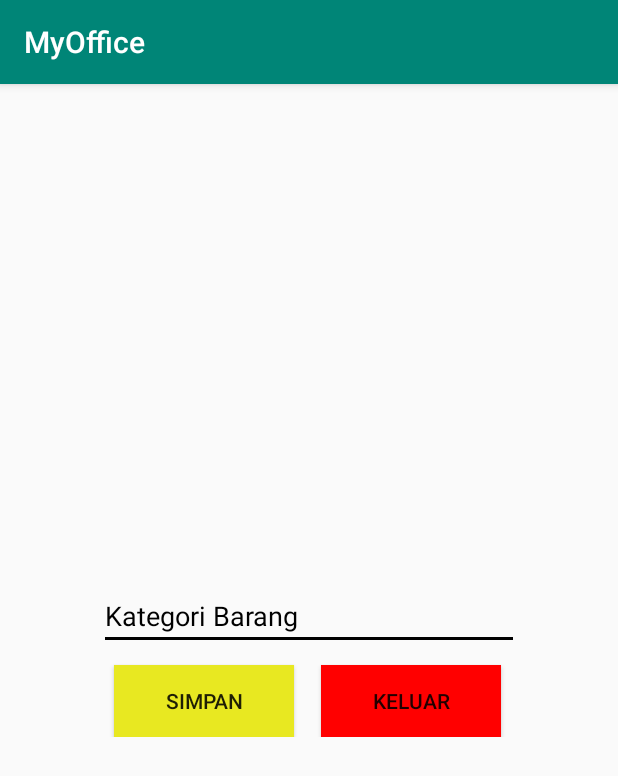
After one commit to aldyarief/Alea, an Android app: the KategoriBarang screen opened directly, with no data from a screen before it, on a phone screen of 412 x 824 dp. The commit adds this screen. Shown: the top 776 px of the screen. Run offline under Robolectric (Android 15) with nearby library versions, the phone set to English and light mode, and no system bars.

Commit message:
kategori

```diff
--- a/app/src/main/AndroidManifest.xml
+++ b/app/src/main/AndroidManifest.xml
@@ -10,7 +10,8 @@
         android:label="MyOffice"
         android:supportsRtl="true"
         android:theme="@style/AppTheme">
-        <activity android:name=".Barang"></activity>
+        <activity android:name=".KategoriBarang"></activity>
+        <activity android:name=".Barang" />
         <activity android:name=".MasterBarang" />
         <activity android:name=".EditUser" />
         <activity android:name=".user" />
--- /dev/null
+++ b/app/src/main/java/com/example/alea/KategoriBarang.java
@@ -0,0 +1,14 @@
+package com.example.alea;
+
+import androidx.appcompat.app.AppCompatActivity;
+
+import android.os.Bundle;
+
+public class KategoriBarang extends AppCompatActivity {
+
+    @Override
+    protected void onCreate(Bundle savedInstanceState) {
+        super.onCreate(savedInstanceState);
+        setContentView(R.layout.activity_kategori_barang);
+    }
+}
--- /dev/null
+++ b/app/src/main/res/layout/activity_kategori_barang.xml
@@ -0,0 +1,53 @@
+<RelativeLayout xmlns:android="http://schemas.android.com/apk/res/android"
+    xmlns:tools="http://schemas.android.com/tools" android:layout_width="match_parent"
+    android:orientation="vertical"
+    android:layout_height="match_parent" android:paddingLeft="16dp"
+    android:paddingRight="16dp"
+    android:paddingTop="16dp"
+    android:paddingBottom="16dp" tools:context=".KategoriBarang">
+
+    <RelativeLayout
+        android:layout_width="fill_parent"
+        android:layout_height="wrap_content"
+        android:layout_marginLeft="30dp"
+        android:layout_marginRight="30dp"
+        android:layout_marginTop="70dp"
+        android:background="@android:color/transparent"
+        android:elevation="4dp"
+        android:layout_centerInParent="true"
+        android:orientation="vertical"
+        android:padding="20dp">
+
+        <EditText
+            android:layout_width="match_parent"
+            android:layout_height="wrap_content"
+            android:id="@+id/editTextName"
+            android:textColor="#000000"
+            android:hint="Kategori Barang"
+            android:textColorHint="#000000"
+            android:backgroundTint="#000000"/>
+
+        <Button
+            android:id="@+id/btnSave"
+            android:layout_width="120dp"
+            android:layout_height="wrap_content"
+            android:text="Simpan"
+            android:layout_marginLeft="10dp"
+            android:layout_marginTop="10dp"
+            android:background="#e8e821"
+            android:layout_below="@+id/editTextName" />
+        <Button
+            android:id="@+id/btnTutup"
+            android:layout_width="120dp"
+            android:layout_height="wrap_content"
+            android:text="Keluar"
+            android:layout_marginLeft="148dp"
+            android:layout_marginTop="10dp"
+            android:layout_marginRight="10dp"
+            android:background="#FF0000"
+            android:layout_below="@+id/editTextName" />
+    </RelativeLayout>
+
+
+
+</RelativeLayout>
```
Also changed, not shown: app/src/main/java/com/example/alea/Barang.java (+36 -1 lines), app/src/main/res/layout/activity_barang.xml (+4 -4 lines).
